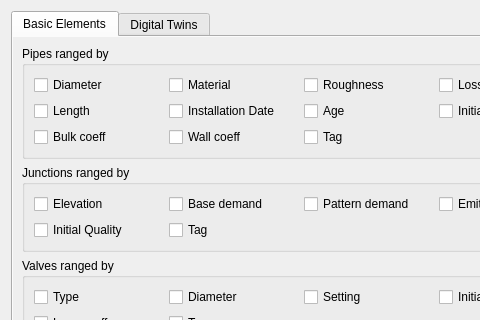
Qt form ui/queries/qgisred_thematicmaps_dialog.ui (qgisred/QGISRed) before a commit; both pictures show x 0 to 480 and y 0 to 320 of the 616 by 594 pixel window.
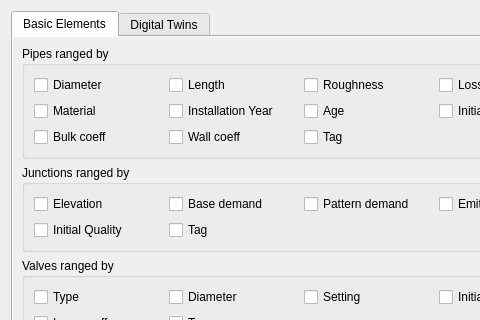
The same form after that commit.

Commit message: [ThematicMaps] adjusting thematic maps dialog

The edit to the form file:
```diff
--- a/ui/queries/qgisred_thematicmaps_dialog.ui
+++ b/ui/queries/qgisred_thematicmaps_dialog.ui
@@ -102,7 +102,7 @@
                 </property>
                </widget>
               </item>
-              <item row="0" column="1">
+              <item row="1" column="0">
                <widget class="QCheckBox" name="cbPipesMaterial">
                 <property name="text">
                  <string>Material</string>
@@ -116,7 +116,7 @@
                 </property>
                </widget>
               </item>
-              <item row="1" column="0">
+              <item row="0" column="1">
                <widget class="QCheckBox" name="cbPipesLength">
                 <property name="text">
                  <string>Length</string>
@@ -133,7 +133,7 @@
               <item row="1" column="1">
                <widget class="QCheckBox" name="cbPipesInstallationDate">
                 <property name="text">
-                 <string>Installation Date</string>
+                 <string>Installation Year</string>
                 </property>
                </widget>
               </item>
```
The commit also changes 1 other file.
